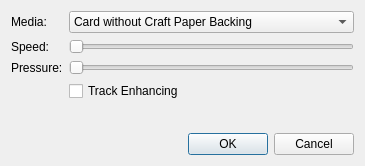
Timmmm/robocut, file CutDialog.ui: the form before one commit.
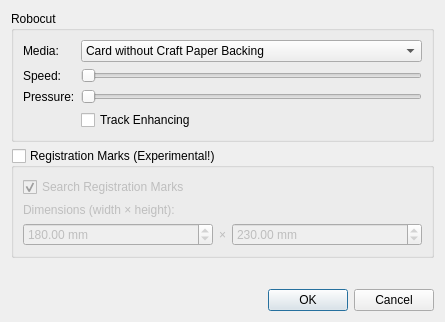
The form after the commit. Icons and pictures are not drawn.

Commit message:
Registration mark support (hopefully!) form Marcus Schulz
Thanks! I haven't tested it.

```diff
--- a/CutDialog.ui
+++ b/CutDialog.ui
@@ -6,15 +6,19 @@
    <rect>
     <x>0</x>
     <y>0</y>
-    <width>365</width>
-    <height>166</height>
+    <width>445</width>
+    <height>322</height>
    </rect>
   </property>
   <property name="windowTitle">
    <string>Cut</string>
   </property>
-  <layout class="QVBoxLayout" name="verticalLayout">
+  <layout class="QVBoxLayout" name="verticalLayout_2">
    <item>
+    <widget class="QGroupBox" name="groupBox_2">
+     <property name="title">
+      <string>Robocut</string>
+     </property>
     <layout class="QGridLayout" name="gridLayout">
      <item row="0" column="0">
       <widget class="QLabel" name="label">
@@ -315,6 +319,100 @@
       </widget>
      </item>
     </layout>
+    </widget>
+   </item>
+   <item>
+    <widget class="QGroupBox" name="regMarksGroup">
+     <property name="title">
+      <string>Registration Marks (Experimental!)</string>
+     </property>
+     <property name="checkable">
+      <bool>true</bool>
+     </property>
+     <property name="checked">
+      <bool>false</bool>
+     </property>
+     <layout class="QVBoxLayout" name="verticalLayout">
+      <item>
+       <widget class="QCheckBox" name="regSearchCheckbox">
+        <property name="text">
+         <string>Search Registration Marks</string>
+        </property>
+        <property name="checked">
+         <bool>true</bool>
+        </property>
+       </widget>
+      </item>
+      <item>
+       <widget class="QLabel" name="label_4">
+        <property name="text">
+         <string>Dimensions (width × height):</string>
+        </property>
+       </widget>
+      </item>
+      <item>
+       <layout class="QHBoxLayout" name="horizontalLayout">
+        <item>
+         <widget class="QDoubleSpinBox" name="regWidthSpinner">
+          <property name="sizePolicy">
+           <sizepolicy hsizetype="MinimumExpanding" vsizetype="Fixed">
+            <horstretch>0</horstretch>
+            <verstretch>0</verstretch>
+           </sizepolicy>
+          </property>
+          <property name="minimumSize">
+           <size>
+            <width>188</width>
+            <height>0</height>
+           </size>
+          </property>
+          <property name="suffix">
+           <string> mm</string>
+          </property>
+          <property name="maximum">
+           <double>300.000000000000000</double>
+          </property>
+          <property name="value">
+           <double>180.000000000000000</double>
+          </property>
+         </widget>
+        </item>
+        <item>
+         <widget class="QLabel" name="label_5">
+          <property name="text">
+           <string>×</string>
+          </property>
+         </widget>
+        </item>
+        <item>
+         <widget class="QDoubleSpinBox" name="regHeightSpinner">
+          <property name="sizePolicy">
+           <sizepolicy hsizetype="MinimumExpanding" vsizetype="Fixed">
+            <horstretch>0</horstretch>
+            <verstretch>0</verstretch>
+           </sizepolicy>
+          </property>
+          <property name="minimumSize">
+           <size>
+            <width>188</width>
+            <height>0</height>
+           </size>
+          </property>
+          <property name="suffix">
+           <string> mm</string>
+          </property>
+          <property name="maximum">
+           <double>1000.000000000000000</double>
+          </property>
+          <property name="value">
+           <double>230.000000000000000</double>
+          </property>
+         </widget>
+        </item>
+       </layout>
+      </item>
+     </layout>
+    </widget>
    </item>
    <item>
     <spacer name="verticalSpacer">
@@ -324,7 +422,7 @@
      <property name="sizeHint" stdset="0">
       <size>
        <width>20</width>
-       <height>45</height>
+       <height>0</height>
       </size>
      </property>
     </spacer>
```
Left out of the diff: 7 changed lines with no effect on the pictures. Lines whose indentation alone changed are shown as unchanged. The commit also changes 9 other files.
